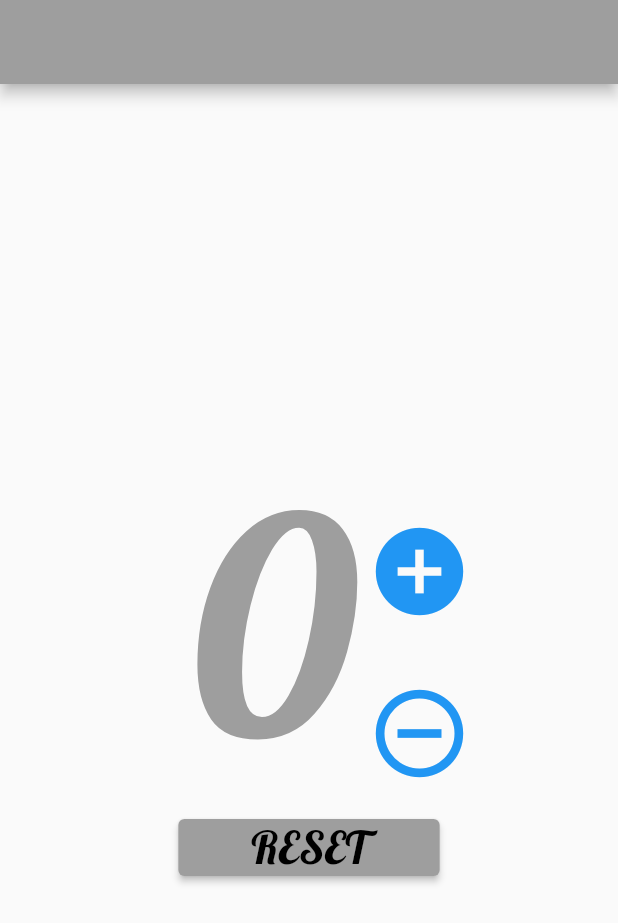
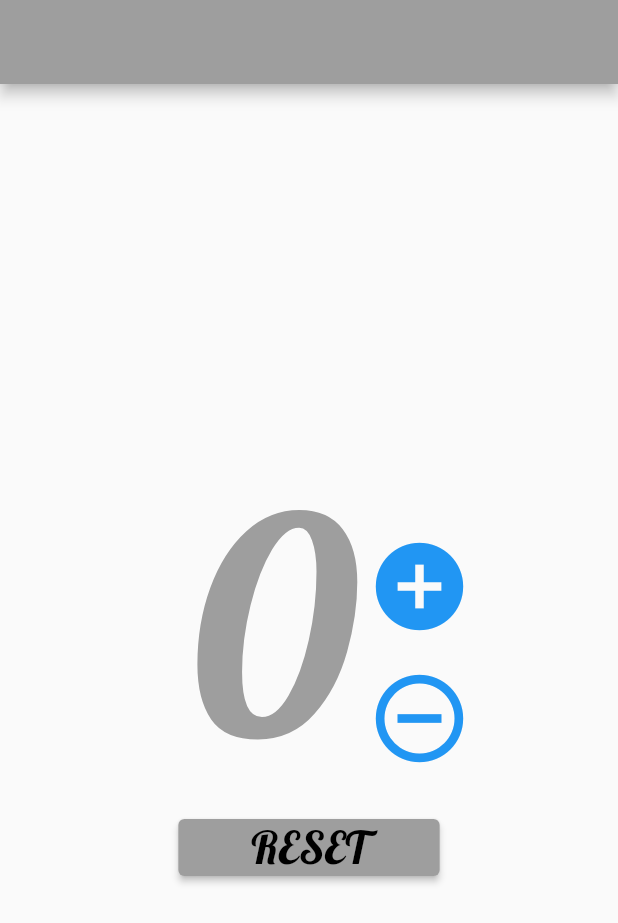
Before and after one commit to clicker0124/Shalgalt, a Flutter app: the screen it shows after launch, on a phone screen of 412 x 824 dp. Shown: the top 923 px of the screen. Run offline on Flutter 3.47's test engine with Material 2 defaults, Android fonts, the light colour scheme and no system bars; our stand-ins replace google_fonts.

Commit message:
Shalgalt

```diff
--- a/shalgaltcode/lib/main.dart
+++ b/shalgaltcode/lib/main.dart
@@ -82,7 +82,7 @@ class _MyHomePageState extends State<MyHomePage> {
                   style: GoogleFonts.lobster(fontSize: 200, color: Colors.grey),
                 ),
                 Column(
-                  mainAxisAlignment: MainAxisAlignment.center,
+                  mainAxisAlignment: MainAxisAlignment.spaceBetween,
                   children: [
                     IconButton(
                         onPressed: () {
@@ -94,11 +94,9 @@ class _MyHomePageState extends State<MyHomePage> {
                           color: Colors.blue,
                         )),
                     SizedBox(
-                      height: 20,
+                      height: 40,
                     ),
-                    Padding(
-                      padding: const EdgeInsets.only(top: 40),
-                      child: IconButton(
+                    IconButton(
                         onPressed: () {
                           nemeh();
                         },
@@ -107,7 +105,6 @@ class _MyHomePageState extends State<MyHomePage> {
                           size: 70,
                           color: Colors.blue,
                         )),
-                    ),
                   ],
                 ),
               ],
```
Lines whose indentation alone changed are shown as unchanged.
